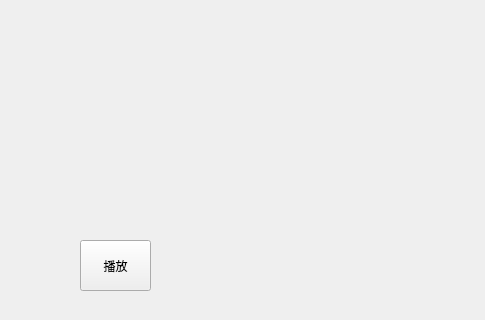
First picture: the form in qatime-studio/uimainwindow.ui, repository chuanjiabao1981/qatime-win, before the edit; both pictures show x 340 to 825 and y 400 to 720 of the 1024 by 720 pixel window.
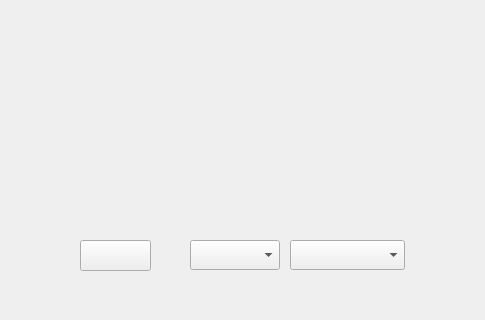
Second picture: the form after the edit. Icons and pictures are not drawn.

Diff of the .ui file:
```diff
--- a/qatime-studio/uimainwindow.ui
+++ b/qatime-studio/uimainwindow.ui
@@ -261,11 +261,11 @@
      <x>420</x>
      <y>640</y>
      <width>71</width>
-     <height>51</height>
+     <height>31</height>
     </rect>
    </property>
    <property name="text">
-    <string>播放</string>
+    <string/>
    </property>
   </widget>
   <widget class="QLabel" name="label_4">
@@ -284,6 +284,38 @@
     <string/>
    </property>
   </widget>
+  <widget class="QComboBox" name="videosource_comboBox">
+   <property name="geometry">
+    <rect>
+     <x>530</x>
+     <y>640</y>
+     <width>90</width>
+     <height>30</height>
+    </rect>
+   </property>
+   <property name="baseSize">
+    <size>
+     <width>0</width>
+     <height>0</height>
+    </size>
+   </property>
+  </widget>
+  <widget class="QComboBox" name="app_comboBox">
+   <property name="geometry">
+    <rect>
+     <x>630</x>
+     <y>640</y>
+     <width>115</width>
+     <height>30</height>
+    </rect>
+   </property>
+   <property name="baseSize">
+    <size>
+     <width>0</width>
+     <height>0</height>
+    </size>
+   </property>
+  </widget>
   <zorder>label</zorder>
   <zorder>label_2</zorder>
   <zorder>mainclose_pushBtn</zorder>
```
Left out of the diff: 2 changed lines with no effect on the pictures.
